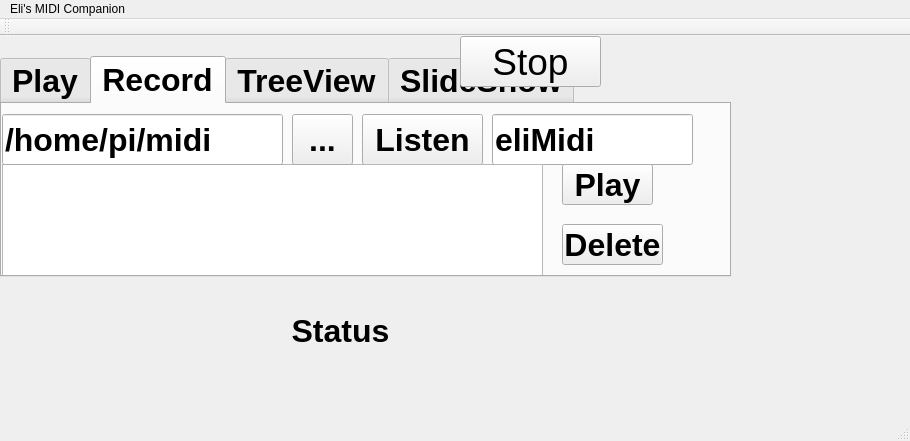
Above: mainwindow.ui from rickbronze/myMC before the change. Below: the same form after it.
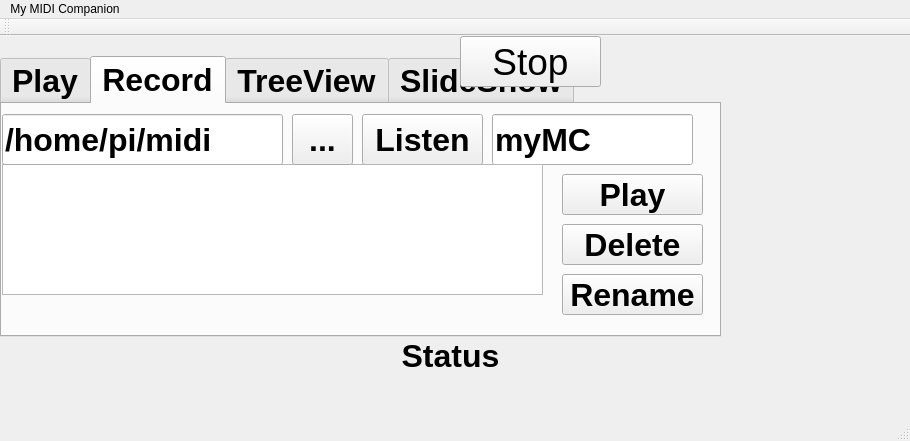
That is the form after the change. The open tabs and pages were chosen to show the change. Icons and pictures are not drawn.

```diff
--- a/mainwindow.ui
+++ b/mainwindow.ui
@@ -40,8 +40,8 @@
      <rect>
       <x>0</x>
       <y>20</y>
-      <width>731</width>
-      <height>221</height>
+      <width>721</width>
+      <height>281</height>
      </rect>
     </property>
     <property name="font">
@@ -157,7 +157,7 @@
        </rect>
       </property>
       <property name="text">
-       <string>eliMidi</string>
+       <string>myMC</string>
       </property>
      </widget>
      <widget class="QListView" name="lvRecordingSession">
@@ -182,8 +182,8 @@
       <property name="geometry">
        <rect>
         <x>560</x>
-        <y>60</y>
-        <width>91</width>
+        <y>70</y>
+        <width>141</width>
         <height>41</height>
        </rect>
       </property>
@@ -196,7 +196,7 @@
        <rect>
         <x>560</x>
         <y>120</y>
-        <width>101</width>
+        <width>141</width>
         <height>41</height>
        </rect>
       </property>
@@ -230,6 +230,19 @@
        <string>...</string>
       </property>
      </widget>
+     <widget class="QPushButton" name="pbRenameRecording">
+      <property name="geometry">
+       <rect>
+        <x>560</x>
+        <y>170</y>
+        <width>141</width>
+        <height>41</height>
+       </rect>
+      </property>
+      <property name="text">
+       <string>Rename</string>
+      </property>
+     </widget>
     </widget>
     <widget class="QWidget" name="tab">
      <attribute name="title">
@@ -295,9 +308,9 @@
     <property name="geometry">
      <rect>
       <x>0</x>
-      <y>230</y>
-      <width>681</width>
-      <height>131</height>
+      <y>280</y>
+      <width>901</width>
+      <height>81</height>
      </rect>
     </property>
     <property name="font">
@@ -332,7 +345,7 @@
    </property>
    <widget class="QMenu" name="menuEli_s_MIDI_Companion">
     <property name="title">
-     <string>Eli's MIDI Companion</string>
+     <string>My MIDI Companion</string>
     </property>
    </widget>
    <addaction name="menuEli_s_MIDI_Companion"/>
```
Left out of the diff: 43 changed lines with no effect on the pictures.
